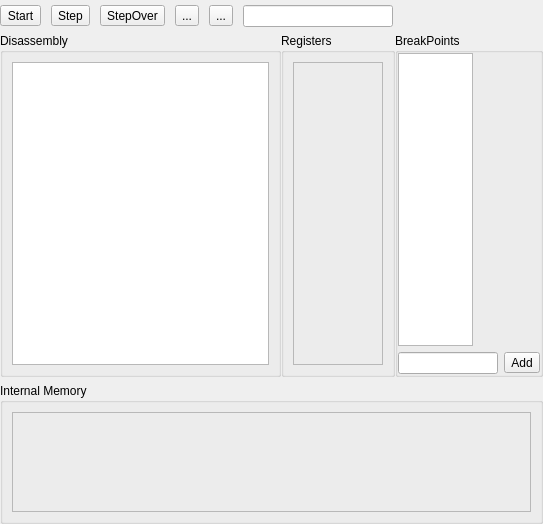
Old version of the form ui/dialogdasm.ui in the repository TheProjecter/pockemul.
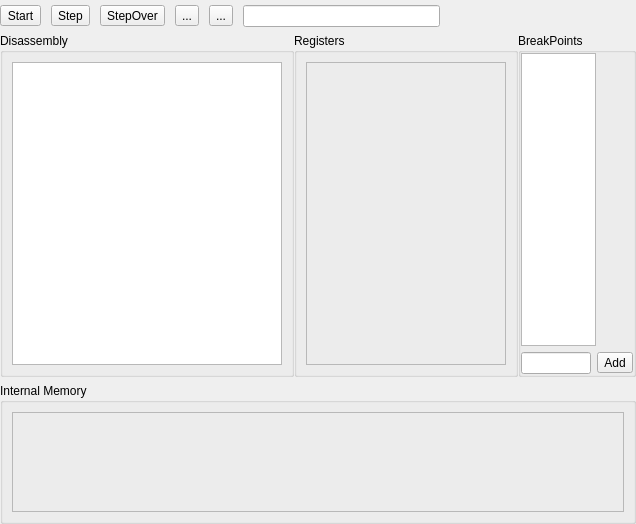
New version of the form.

```diff
--- a/ui/dialogdasm.ui
+++ b/ui/dialogdasm.ui
@@ -6,7 +6,7 @@
    <rect>
     <x>0</x>
     <y>0</y>
-    <width>543</width>
+    <width>636</width>
     <height>524</height>
    </rect>
   </property>
@@ -123,7 +123,7 @@
        </property>
        <property name="minimumSize">
         <size>
-         <width>114</width>
+         <width>200</width>
          <height>0</height>
         </size>
        </property>
@@ -154,6 +154,12 @@
             <verstretch>0</verstretch>
            </sizepolicy>
           </property>
+          <property name="minimumSize">
+           <size>
+            <width>200</width>
+            <height>0</height>
+           </size>
+          </property>
           <property name="maximumSize">
            <size>
             <width>16777215</width>
@@ -216,7 +222,7 @@
               </property>
               <property name="minimumSize">
                <size>
-                <width>100</width>
+                <width>70</width>
                 <height>0</height>
                </size>
               </property>
```
Left out of the diff: 22 changed lines with no effect on the pictures.
